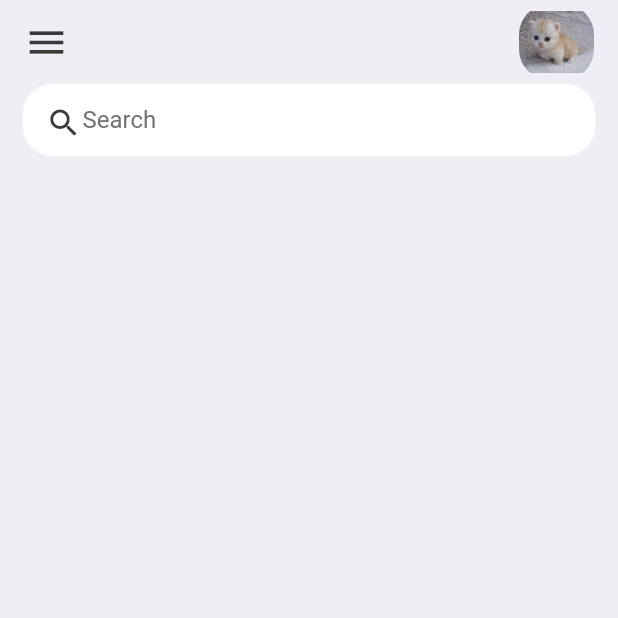
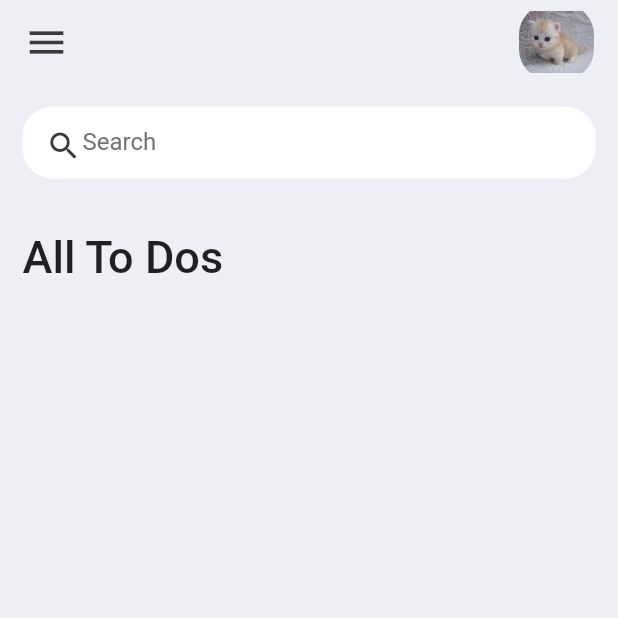
Before and after one commit to keremcanseker/to_do_app-flutter, a Flutter app: the screen it shows after launch, on a phone screen of 412 x 824 dp, the top half of it. Run offline on Flutter 3.47's test engine with Material 2 defaults, Android fonts, the phone set to English and light mode, and no system bars.

Commit message:
all to do text

```diff
--- a/todoapp/lib/screen/home_page.dart
+++ b/todoapp/lib/screen/home_page.dart
@@ -10,10 +10,23 @@ class Home extends StatelessWidget {
         backgroundColor: ToDoColors.appbarcolor,
         appBar: myappbar(),
         body: Container(
-          padding: EdgeInsets.symmetric(horizontal: 15),
+          padding: const EdgeInsets.symmetric(horizontal: 15, vertical: 15),
           child: Column(
             children: [
               mysearchbar(),
+              Expanded(
+                child: ListView(
+                  children: [
+                    Container(
+                        margin: const EdgeInsets.only(top: 35, bottom: 20),
+                        child: Text(
+                          "All To Dos",
+                          style: TextStyle(
+                              fontSize: 30, fontWeight: FontWeight.w500),
+                        ))
+                  ],
+                ),
+              )
             ],
           ),
         ));
```
